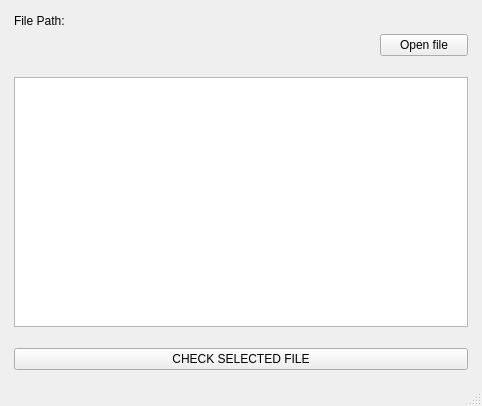
First picture: the form in qt-view/mainwindow.ui, repository Kiteva4/qt-cmake-json-analizer-with-loger, before the edit.
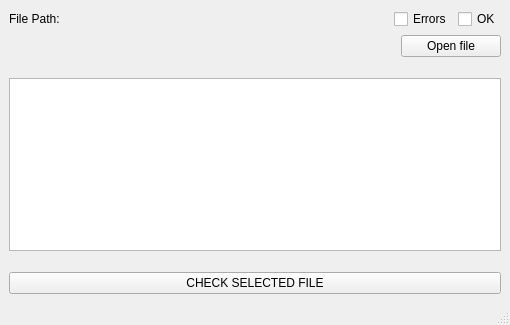
Second picture: the form after the edit.

```diff
--- a/qt-view/mainwindow.ui
+++ b/qt-view/mainwindow.ui
@@ -6,8 +6,8 @@
    <rect>
     <x>0</x>
     <y>0</y>
-    <width>482</width>
-    <height>406</height>
+    <width>510</width>
+    <height>325</height>
    </rect>
   </property>
   <property name="windowTitle">
@@ -20,24 +20,8 @@
    <layout class="QGridLayout" name="gridLayout">
     <item row="0" column="0">
      <layout class="QVBoxLayout" name="verticalLayout">
-      <property name="spacing">
-       <number>6</number>
-      </property>
-      <property name="sizeConstraint">
-       <enum>QLayout::SetMaximumSize</enum>
-      </property>
-      <property name="leftMargin">
-       <number>5</number>
-      </property>
-      <property name="topMargin">
-       <number>5</number>
-      </property>
-      <property name="rightMargin">
-       <number>5</number>
-      </property>
-      <property name="bottomMargin">
-       <number>5</number>
-      </property>
+      <item>
+       <layout class="QHBoxLayout" name="horizontalLayout_2">
       <item>
        <widget class="QLabel" name="label_2">
         <property name="maximumSize">
@@ -58,6 +42,35 @@
        </widget>
       </item>
       <item>
+         <spacer name="horizontalSpacer_2">
+          <property name="orientation">
+           <enum>Qt::Horizontal</enum>
+          </property>
+          <property name="sizeHint" stdset="0">
+           <size>
+            <width>40</width>
+            <height>20</height>
+           </size>
+          </property>
+         </spacer>
+        </item>
+        <item>
+         <widget class="QCheckBox" name="checkBox">
+          <property name="text">
+           <string>Errors</string>
+          </property>
+         </widget>
+        </item>
+        <item>
+         <widget class="QCheckBox" name="checkBox_2">
+          <property name="text">
+           <string>OK</string>
+          </property>
+         </widget>
+        </item>
+       </layout>
+      </item>
+      <item>
        <layout class="QHBoxLayout" name="horizontalLayout">
         <item>
          <widget class="QLabel" name="label">
```
Left out of the diff: 4 changed lines with no effect on the pictures. Lines whose indentation alone changed are shown as unchanged.
